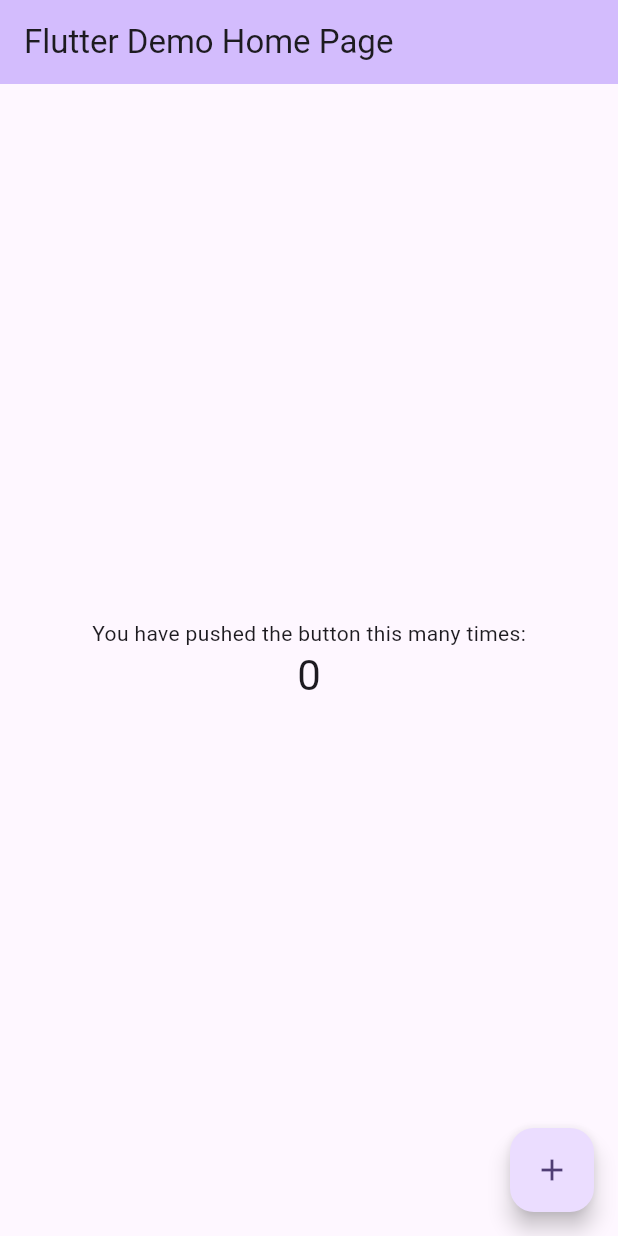
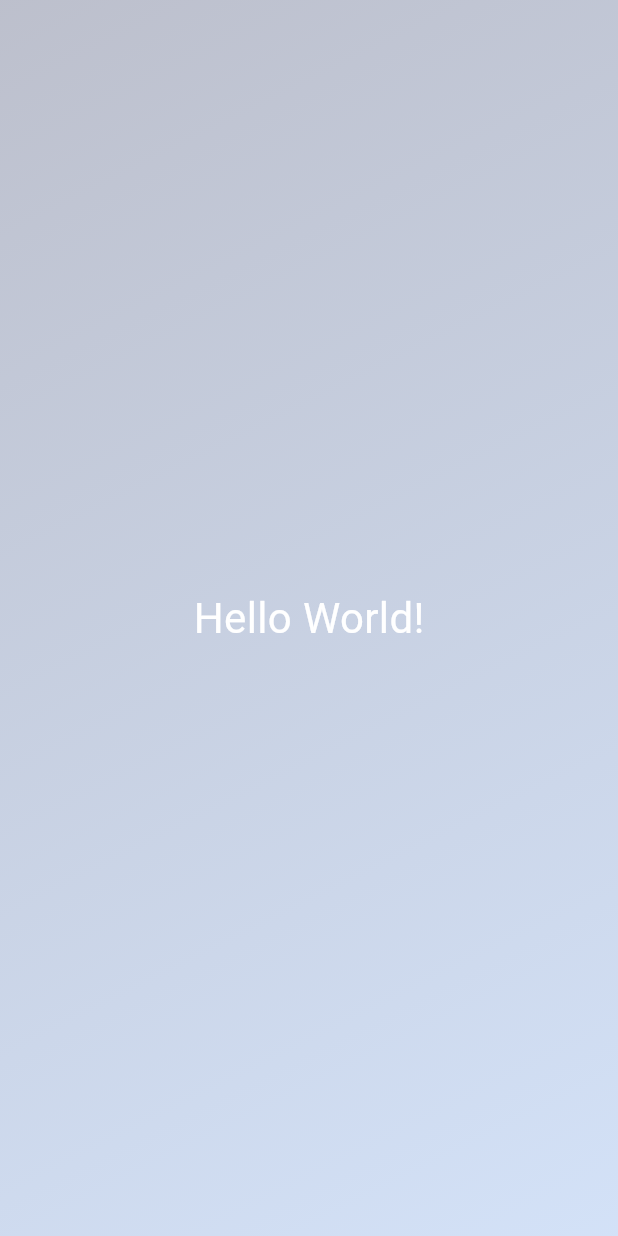
Before and after one commit to ChrisNzoka/rolldice_app, a Flutter app: the screen it shows after launch, on a phone screen of 412 x 824 dp. Run offline on Flutter 3.47's test engine with Material 3 defaults, Android fonts, the phone set to English and light mode, and no system bars.

Commit message:
updates .dart files

```diff
--- /dev/null
+++ b/lib/gradient_container.dart
@@ -0,0 +1,32 @@
+import 'package:flutter/material.dart';
+
+class GradientContainer extends StatelessWidget {
+  //adds a lot of logic to the custom class behind the scene
+  const GradientContainer({super.key});
+
+  @override //overides a method expected by statelesswidget
+  Widget build(context) {
+    return Container(
+      decoration: const BoxDecoration(
+        //container holds the background decoration. Thus, we'll remove the background color argument from scaffold widget
+        gradient: LinearGradient(
+          colors: [
+            Color.fromARGB(66, 1, 33, 59),
+            Color.fromARGB(66, 88, 164, 226),
+          ], //background color gradient
+          begin: Alignment.topLeft,
+          end: Alignment.bottomRight,
+        ),
+      ),
+      child: const Center(
+        child: Text(
+          'Hello World!',
+          style: TextStyle(
+            color: Color.fromARGB(255, 255, 255, 255),
+            fontSize: 28,
+          ),
+        ),
+      ),
+    );
+  }
+}
--- a/lib/main.dart
+++ b/lib/main.dart
@@ -1,125 +1,14 @@
 import 'package:flutter/material.dart';
 
+import 'package:rolldice_app/gradient_container.dart';
+
 void main() {
-  runApp(const MyApp());
+  runApp(
+    const MaterialApp(
+      home: Scaffold(
+        //for backround decoration
+        body: GradientContainer(),
+      ),
+    ),
+  );
 }
-
-class MyApp extends StatelessWidget {
-  const MyApp({super.key});
-
-  // This widget is the root of your application.
-  @override
-  Widget build(BuildContext context) {
-    return MaterialApp(
-      title: 'Flutter Demo',
-      theme: ThemeData(
-        // This is the theme of your application.
-        //
-        // TRY THIS: Try running your application with "flutter run". You'll see
-        // the application has a purple toolbar. Then, without quitting the app,
-        // try changing the seedColor in the colorScheme below to Colors.green
-        // and then invoke "hot reload" (save your changes or press the "hot
-        // reload" button in a Flutter-supported IDE, or press "r" if you used
-        // the command line to start the app).
-        //
-        // Notice that the counter didn't reset back to zero; the application
-        // state is not lost during the reload. To reset the state, use hot
-        // restart instead.
-        //
-        // This works for code too, not just values: Most code changes can be
-        // tested with just a hot reload.
-        colorScheme: ColorScheme.fromSeed(seedColor: Colors.deepPurple),
-        useMaterial3: true,
-      ),
-      home: const MyHomePage(title: 'Flutter Demo Home Page'),
-    );
-  }
-}
-
-class MyHomePage extends StatefulWidget {
-  const MyHomePage({super.key, required this.title});
-
-  // This widget is the home page of your application. It is stateful, meaning
-  // that it has a State object (defined below) that contains fields that affect
-  // how it looks.
-
-  // This class is the configuration for the state. It holds the values (in this
-  // case the title) provided by the parent (in this case the App widget) and
-  // used by the build method of the State. Fields in a Widget subclass are
-  // always marked "final".
-
-  final String title;
-
-  @override
-  State<MyHomePage> createState() => _MyHomePageState();
-}
-
-class _MyHomePageState extends State<MyHomePage> {
-  int _counter = 0;
-
-  void _incrementCounter() {
-    setState(() {
-      // This call to setState tells the Flutter framework that something has
-      // changed in this State, which causes it to rerun the build method below
-      // so that the display can reflect the updated values. If we changed
-      // _counter without calling setState(), then the build method would not be
-      // called again, and so nothing would appear to happen.
-      _counter++;
-    });
-  }
-
-  @override
-  Widget build(BuildContext context) {
-    // This method is rerun every time setState is called, for instance as done
-    // by the _incrementCounter method above.
-    //
-    // The Flutter framework has been optimized to make rerunning build methods
-    // fast, so that you can just rebuild anything that needs updating rather
-    // than having to individually change instances of widgets.
-    return Scaffold(
-      appBar: AppBar(
-        // TRY THIS: Try changing the color here to a specific color (to
-        // Colors.amber, perhaps?) and trigger a hot reload to see the AppBar
-        // change color while the other colors stay the same.
-        backgroundColor: Theme.of(context).colorScheme.inversePrimary,
-        // Here we take the value from the MyHomePage object that was created by
-        // the App.build method, and use it to set our appbar title.
-        title: Text(widget.title),
-      ),
-      body: Center(
-        // Center is a layout widget. It takes a single child and positions it
-        // in the middle of the parent.
-        child: Column(
-          // Column is also a layout widget. It takes a list of children and
-          // arranges them vertically. By default, it sizes itself to fit its
-          // children horizontally, and tries to be as tall as its parent.
-          //
-          // Column has various properties to control how it sizes itself and
-          // how it positions its children. Here we use mainAxisAlignment to
-          // center the children vertically; the main axis here is the vertical
-          // axis because Columns are vertical (the cross axis would be
-          // horizontal).
-          //
-          // TRY THIS: Invoke "debug painting" (choose the "Toggle Debug Paint"
-          // action in the IDE, or press "p" in the console), to see the
-          // wireframe for each widget.
-          mainAxisAlignment: MainAxisAlignment.center,
-          children: <Widget>[
-            const Text(
-              'You have pushed the button this many times:',
-            ),
-            Text(
-              '$_counter',
-              style: Theme.of(context).textTheme.headlineMedium,
-            ),
-          ],
-        ),
-      ),
-      floatingActionButton: FloatingActionButton(
-        onPressed: _incrementCounter,
-        tooltip: 'Increment',
-        child: const Icon(Icons.add),
-      ), // This trailing comma makes auto-formatting nicer for build methods.
-    );
-  }
-}
```
